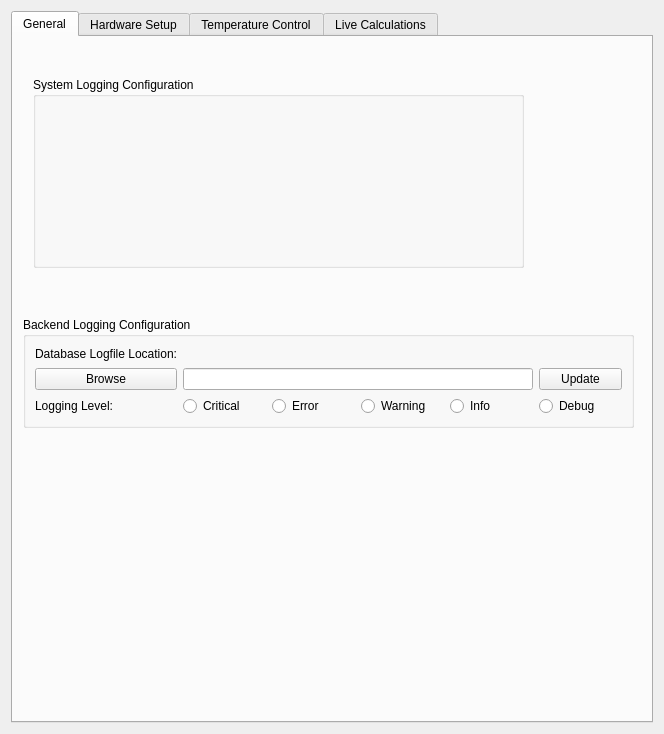
This is CryostatGUI/configurations/settings_global.ui in Cryostat-GUI/Cryostat-GUI as Qt 5 draws it before an edit. The edited form follows.
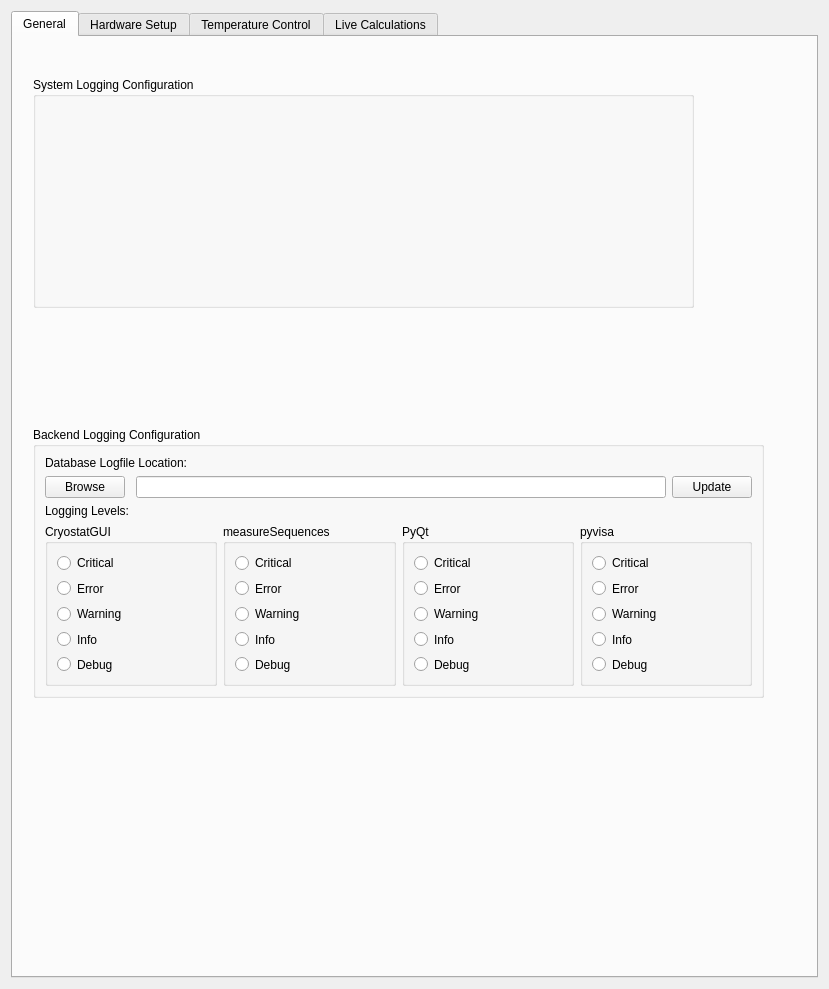
This is the edited form. The open tabs and pages were chosen to show the change.

Commit message: GUI additions for logging control

```diff
--- a/CryostatGUI/configurations/settings_global.ui
+++ b/CryostatGUI/configurations/settings_global.ui
@@ -6,8 +6,8 @@
    <rect>
     <x>0</x>
     <y>0</y>
-    <width>664</width>
-    <height>734</height>
+    <width>829</width>
+    <height>989</height>
    </rect>
   </property>
   <property name="windowTitle">
@@ -31,8 +31,8 @@
         <rect>
          <x>20</x>
          <y>40</y>
-         <width>491</width>
-         <height>191</height>
+         <width>661</width>
+         <height>231</height>
         </rect>
        </property>
        <property name="title">
@@ -42,81 +42,238 @@
       <widget class="QGroupBox" name="groupBox_6">
        <property name="geometry">
         <rect>
-         <x>10</x>
-         <y>280</y>
-         <width>611</width>
-         <height>111</height>
+         <x>20</x>
+         <y>390</y>
+         <width>731</width>
+         <height>271</height>
         </rect>
        </property>
        <property name="title">
         <string>Backend Logging Configuration</string>
        </property>
        <layout class="QGridLayout" name="gridLayout_11">
-        <item row="2" column="2">
-         <widget class="QRadioButton" name="radioLevelError">
-          <property name="text">
-           <string>Error</string>
-          </property>
-         </widget>
-        </item>
-        <item row="2" column="3">
-         <widget class="QRadioButton" name="radioLevelWarning">
-          <property name="text">
-           <string>Warning</string>
-          </property>
-         </widget>
-        </item>
-        <item row="0" column="0">
+        <item row="0" column="0" colspan="4">
          <widget class="QLabel" name="label_22">
           <property name="text">
            <string>Database Logfile Location:</string>
           </property>
          </widget>
         </item>
-        <item row="2" column="5">
-         <widget class="QRadioButton" name="radioLevelDebug">
-          <property name="text">
-           <string>Debug</string>
-          </property>
-         </widget>
-        </item>
-        <item row="2" column="4">
-         <widget class="QRadioButton" name="radioLevelInfo">
-          <property name="text">
-           <string>Info</string>
-          </property>
-         </widget>
-        </item>
-        <item row="2" column="1">
-         <widget class="QRadioButton" name="radioLevelCritical">
-          <property name="text">
-           <string>Critical</string>
-          </property>
-         </widget>
-        </item>
-        <item row="2" column="0">
-         <widget class="QLabel" name="label_23">
-          <property name="text">
-           <string>Logging Level:</string>
-          </property>
-         </widget>
-        </item>
         <item row="1" column="0">
          <widget class="QPushButton" name="pushButton_14">
+          <property name="maximumSize">
+           <size>
+            <width>80</width>
+            <height>16777215</height>
+           </size>
+          </property>
           <property name="text">
            <string>Browse</string>
           </property>
          </widget>
         </item>
-        <item row="1" column="5">
+        <item row="1" column="1" colspan="2">
+         <widget class="QLineEdit" name="lineFilelocation"/>
+        </item>
+        <item row="1" column="3">
          <widget class="QPushButton" name="pushButton_15">
+          <property name="maximumSize">
+           <size>
+            <width>80</width>
+            <height>16777215</height>
+           </size>
+          </property>
           <property name="text">
            <string>Update</string>
           </property>
          </widget>
         </item>
-        <item row="1" column="1" colspan="4">
-         <widget class="QLineEdit" name="lineFilelocation"/>
+        <item row="3" column="0" colspan="4">
+         <layout class="QHBoxLayout" name="horizontalLayout_2">
+          <item>
+           <widget class="QGroupBox" name="groupBox_10">
+            <property name="title">
+             <string>CryostatGUI</string>
+            </property>
+            <layout class="QGridLayout" name="gridLayout_14">
+             <item row="0" column="0">
+              <widget class="QRadioButton" name="radioLogLevelCryostatGUI_Critical">
+               <property name="text">
+                <string>Critical</string>
+               </property>
+              </widget>
+             </item>
+             <item row="4" column="0">
+              <widget class="QRadioButton" name="radioLogLevelCryostatGUI_Debug">
+               <property name="text">
+                <string>Debug</string>
+               </property>
+              </widget>
+             </item>
+             <item row="2" column="0">
+              <widget class="QRadioButton" name="radioLogLevelCryostatGUI_Warning">
+               <property name="text">
+                <string>Warning</string>
+               </property>
+              </widget>
+             </item>
+             <item row="1" column="0">
+              <widget class="QRadioButton" name="radioLogLevelCryostatGUI_Error">
+               <property name="text">
+                <string>Error</string>
+               </property>
+              </widget>
+             </item>
+             <item row="3" column="0">
+              <widget class="QRadioButton" name="radioLogLevelCryostatGUI_Info">
+               <property name="text">
+                <string>Info</string>
+               </property>
+              </widget>
+             </item>
+            </layout>
+           </widget>
+          </item>
+          <item>
+           <widget class="QGroupBox" name="groupBox_9">
+            <property name="title">
+             <string>measureSequences</string>
+            </property>
+            <layout class="QGridLayout" name="gridLayout_13">
+             <item row="2" column="0">
+              <widget class="QRadioButton" name="radioLogLevelmeasureSequences_Warning">
+               <property name="text">
+                <string>Warning</string>
+               </property>
+              </widget>
+             </item>
+             <item row="1" column="0">
+              <widget class="QRadioButton" name="radioLogLevelmeasureSequences_Error">
+               <property name="text">
+                <string>Error</string>
+               </property>
+              </widget>
+             </item>
+             <item row="3" column="0">
+              <widget class="QRadioButton" name="radioLogLevelmeasureSequences_Info">
+               <property name="text">
+                <string>Info</string>
+               </property>
+              </widget>
+             </item>
+             <item row="0" column="0">
+              <widget class="QRadioButton" name="radioLogLevelmeasureSequences_Critical">
+               <property name="text">
+                <string>Critical</string>
+               </property>
+              </widget>
+             </item>
+             <item row="4" column="0">
+              <widget class="QRadioButton" name="radioLogLevelmeasureSequences_Debug">
+               <property name="text">
+                <string>Debug</string>
+               </property>
+              </widget>
+             </item>
+            </layout>
+           </widget>
+          </item>
+          <item>
+           <widget class="QGroupBox" name="groupBox_8">
+            <property name="title">
+             <string>PyQt</string>
+            </property>
+            <layout class="QGridLayout" name="gridLayout_12">
+             <item row="2" column="0">
+              <widget class="QRadioButton" name="radioLogLevelPyQt_Warning">
+               <property name="text">
+                <string>Warning</string>
+               </property>
+              </widget>
+             </item>
+             <item row="1" column="0">
+              <widget class="QRadioButton" name="radioLogLevelPyQt_Error">
+               <property name="text">
+                <string>Error</string>
+               </property>
+              </widget>
+             </item>
+             <item row="3" column="0">
+              <widget class="QRadioButton" name="radioLogLevelPyQt_Info">
+               <property name="text">
+                <string>Info</string>
+               </property>
+              </widget>
+             </item>
+             <item row="0" column="0">
+              <widget class="QRadioButton" name="radioLogLevelPyQt_Critical">
+               <property name="text">
+                <string>Critical</string>
+               </property>
+              </widget>
+             </item>
+             <item row="4" column="0">
+              <widget class="QRadioButton" name="radioLogLevelPyQt_Debug">
+               <property name="text">
+                <string>Debug</string>
+               </property>
+              </widget>
+             </item>
+            </layout>
+           </widget>
+          </item>
+          <item>
+           <widget class="QGroupBox" name="groupBox_7">
+            <property name="title">
+             <string>pyvisa</string>
+            </property>
+            <layout class="QGridLayout" name="gridLayout_10">
+             <item row="2" column="0">
+              <widget class="QRadioButton" name="radioLogLevelPyVISA_Warning">
+               <property name="text">
+                <string>Warning</string>
+               </property>
+              </widget>
+             </item>
+             <item row="1" column="0">
+              <widget class="QRadioButton" name="radioLogLevelPyVISA_Error">
+               <property name="text">
+                <string>Error</string>
+               </property>
+              </widget>
+             </item>
+             <item row="3" column="0">
+              <widget class="QRadioButton" name="radioLogLevelPyVISA_Info">
+               <property name="text">
+                <string>Info</string>
+               </property>
+              </widget>
+             </item>
+             <item row="0" column="0">
+              <widget class="QRadioButton" name="radioLogLevelPyVISA_Critical">
+               <property name="text">
+                <string>Critical</string>
+               </property>
+              </widget>
+             </item>
+             <item row="4" column="0">
+              <widget class="QRadioButton" name="radioLogLevelPyVISA_Debug">
+               <property name="text">
+                <string>Debug</string>
+               </property>
+              </widget>
+             </item>
+            </layout>
+           </widget>
+          </item>
+         </layout>
+        </item>
+        <item row="2" column="0">
+         <widget class="QLabel" name="label_23">
+          <property name="text">
+           <string>Logging Levels:</string>
+          </property>
+         </widget>
         </item>
        </layout>
       </widget>
```
Left out of the diff: 9 changed lines with no effect on the pictures.
